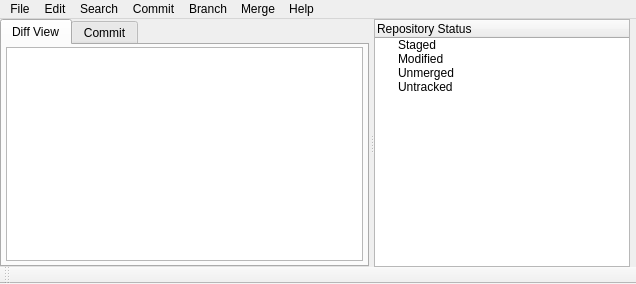
Before: the Qt Designer form ui/main.ui in git-cola/git-cola, drawn with Qt 5.
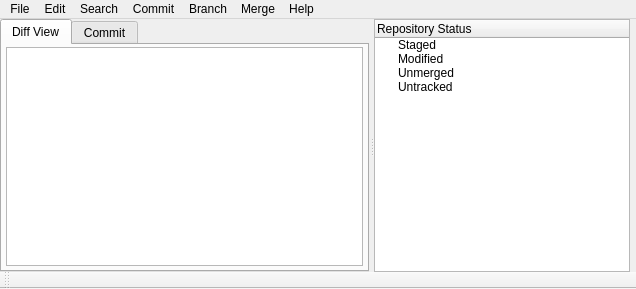
After: the same form once the commit is applied.

Diff of the .ui file:
```diff
--- a/ui/main.ui
+++ b/ui/main.ui
@@ -6,8 +6,8 @@
    <rect>
     <x>0</x>
     <y>0</y>
-    <width>621</width>
-    <height>281</height>
+    <width>630</width>
+    <height>289</height>
    </rect>
   </property>
   <property name="dockOptions" >
```
Left out of the diff: 4 changed lines with no effect on the pictures.
